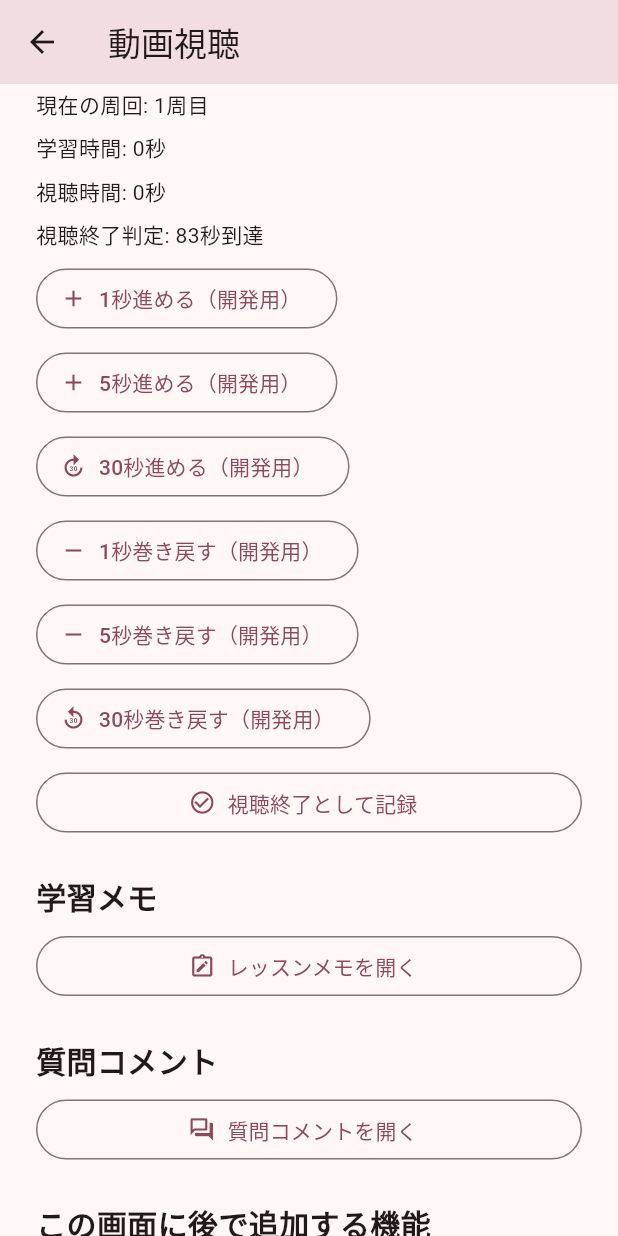
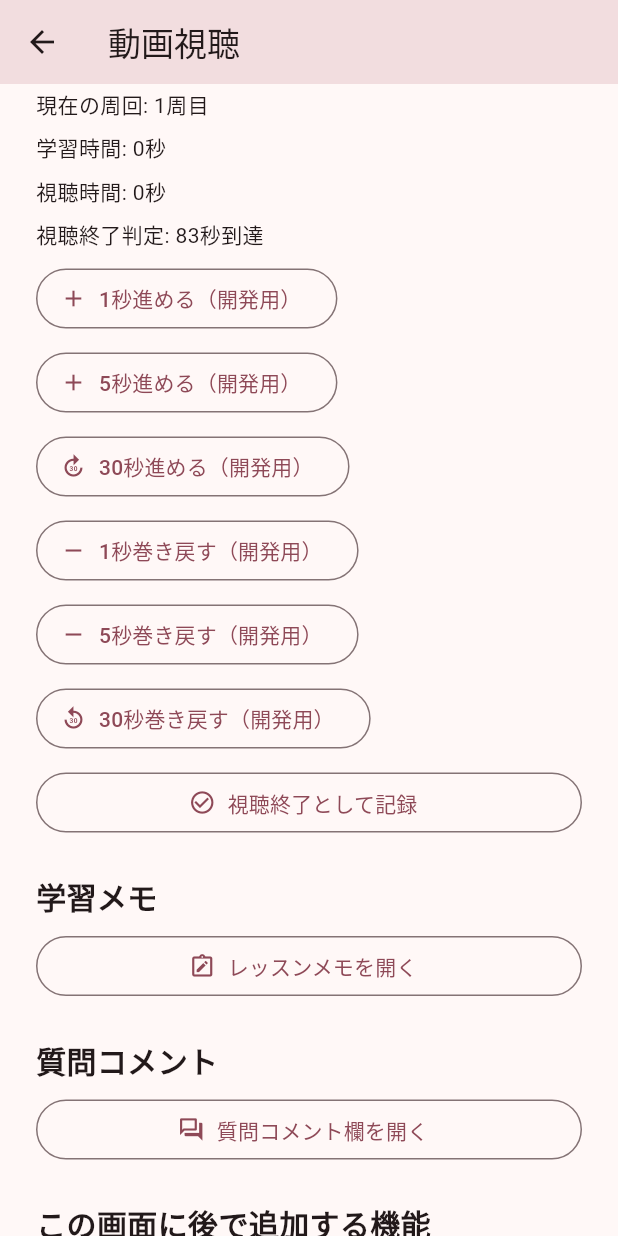
Before and after one commit to tp994fr7cf-glitch/my_new_app, a Flutter app: the VideoLessonPage screen opened directly with sample values from the repository, scrolled down 576 dp, on a phone screen of 412 x 824 dp. Run offline on Flutter 3.47's test engine with Material 3 defaults, Android fonts, the phone set to English and light mode, and no system bars; our stand-ins replace cloud_firestore, firebase_auth, firebase_core, google_sign_in; accounts and stored records are empty.

Commit message:
Update lesson question toggle label wording
Co-authored-by: tp994fr7cf-glitch <tp994fr7cf-glitch@users.noreply.github.com>

```diff
--- a/lib/screens/video_lesson_page.dart
+++ b/lib/screens/video_lesson_page.dart
@@ -1651,7 +1651,9 @@ class _VideoLessonPageState extends State<VideoLessonPage>
                     ? Icons.keyboard_arrow_up
                     : Icons.question_answer_outlined,
               ),
-              label: Text(_isLessonQuestionsOpen ? '質問コメントを閉じる' : '質問コメントを開く'),
+              label: Text(
+                _isLessonQuestionsOpen ? '質問コメント欄を閉じる' : '質問コメント欄を開く',
+              ),
             ),
             if (_isLessonQuestionsOpen) ...[
               const SizedBox(height: 12),
```
